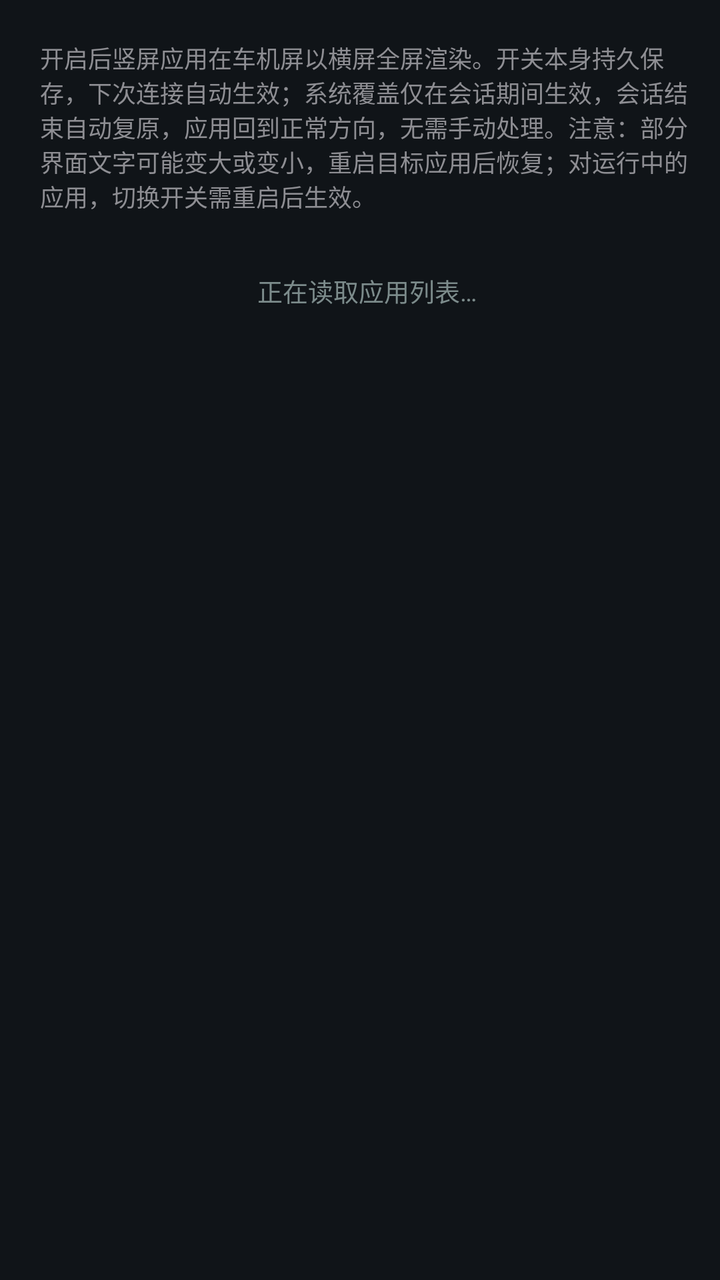
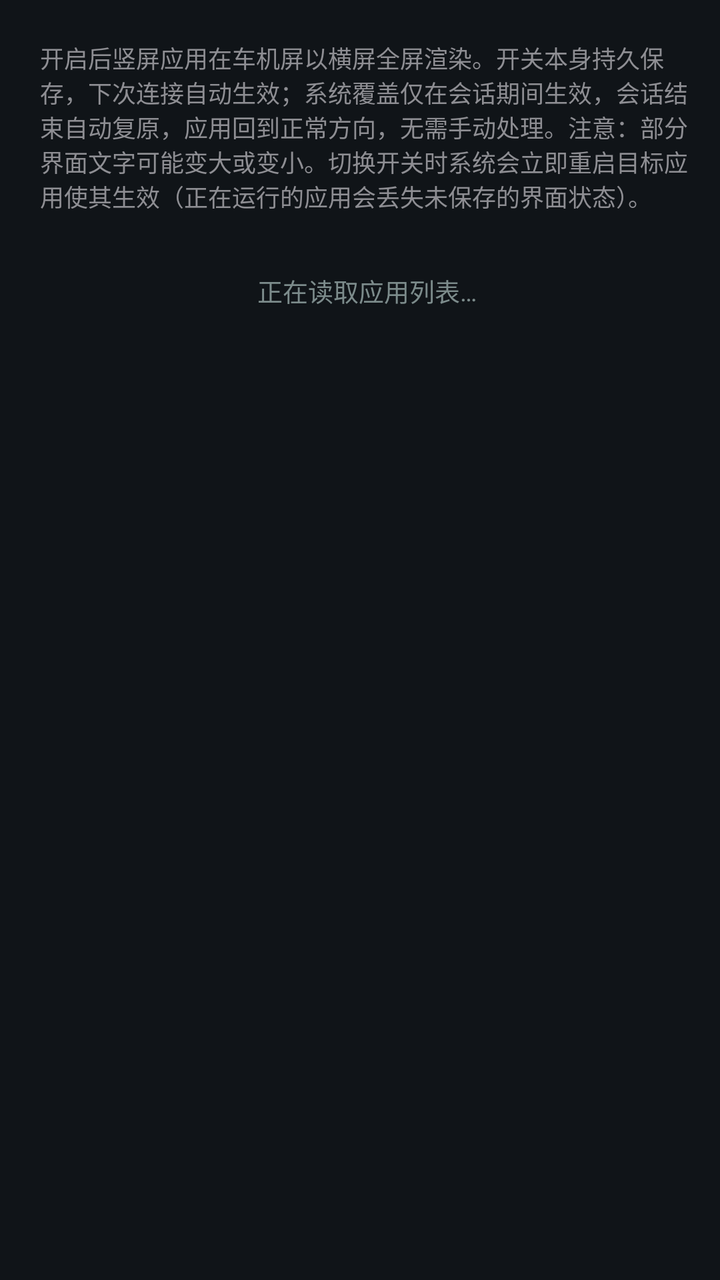

Two renders of the same Android screen: before a commit and after it. Below are the layout's source before the change and the commit's diff.
<!-- AndroidManifest.xml: application theme Theme.CarPlaySender -->
<!-- res/layout/fragment_panel_orientation.xml -->
<?xml version="1.0" encoding="utf-8"?>
<LinearLayout xmlns:android="http://schemas.android.com/apk/res/android"
    android:layout_width="match_parent"
    android:layout_height="match_parent"
    android:orientation="vertical"
    android:paddingLeft="20dp"
    android:paddingRight="13dp"
    android:paddingTop="14dp"
    android:paddingBottom="10dp">

    <TextView
        android:layout_width="match_parent"
        android:layout_height="wrap_content"
        android:layout_marginTop="6dp"
        android:layout_marginBottom="11dp"
        android:text="开启后竖屏应用在车机屏以横屏全屏渲染。开关本身持久保存，下次连接自动生效；系统覆盖仅在会话期间生效，会话结束自动复原，应用回到正常方向，无需手动处理。注意：部分界面文字可能变大或变小，重启目标应用后恢复；对运行中的应用，切换开关需重启后生效。"
        android:textColor="#FF8E8E93"
        android:textSize="12sp" />

    <FrameLayout
        android:layout_width="match_parent"
        android:layout_height="0dp"
        android:layout_weight="1">

        <TextView
            android:id="@+id/listLoading"
            android:layout_width="match_parent"
            android:layout_height="wrap_content"
            android:layout_marginTop="18dp"
            android:gravity="center"
            android:text="正在读取应用列表…"
            android:textColor="#7C8B8B"
            android:textSize="12.5sp" />

        <androidx.recyclerview.widget.RecyclerView
            android:id="@+id/oriList"
            android:layout_width="match_parent"
            android:layout_height="match_parent"
            android:clipToPadding="false"
            android:paddingRight="26dp"
            android:scrollbars="vertical" />

        <LinearLayout
            android:id="@+id/oriListIndex"
            android:layout_width="wrap_content"
            android:layout_height="wrap_content"
            android:layout_gravity="right|center_vertical"
            android:orientation="vertical"
            android:paddingLeft="6dp" />
    </FrameLayout>
</LinearLayout>
<!-- resources referenced by this layout -->
<resources>
  <style name="Theme.CarPlaySender" parent="Theme.AppCompat.DayNight.NoActionBar">
          <item name="android:statusBarColor">#101418</item>
          <item name="android:colorBackground">#101418</item>
          <item name="android:windowLightStatusBar">false</item>
      </style>
</resources>

<!-- the commit's change to res/layout/fragment_panel_orientation.xml (unified diff, before → after) -->
@@ -13,7 +13,7 @@
         android:layout_height="wrap_content"
         android:layout_marginTop="6dp"
         android:layout_marginBottom="11dp"
-        android:text="开启后竖屏应用在车机屏以横屏全屏渲染。开关本身持久保存，下次连接自动生效；系统覆盖仅在会话期间生效，会话结束自动复原，应用回到正常方向，无需手动处理。注意：部分界面文字可能变大或变小，重启目标应用后恢复；对运行中的应用，切换开关需重启后生效。"
+        android:text="开启后竖屏应用在车机屏以横屏全屏渲染。开关本身持久保存，下次连接自动生效；系统覆盖仅在会话期间生效，会话结束自动复原，应用回到正常方向，无需手动处理。注意：部分界面文字可能变大或变小。切换开关时系统会立即重启目标应用使其生效（正在运行的应用会丢失未保存的界面状态）。"
         android:textColor="#FF8E8E93"
         android:textSize="12sp" />
 
